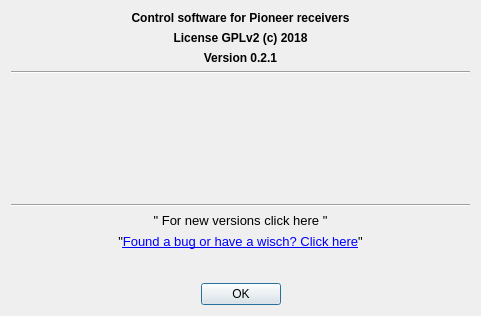
Old version of the form src/aboutdialog.ui in the repository AceOfSnakes/AvrPioRemote.
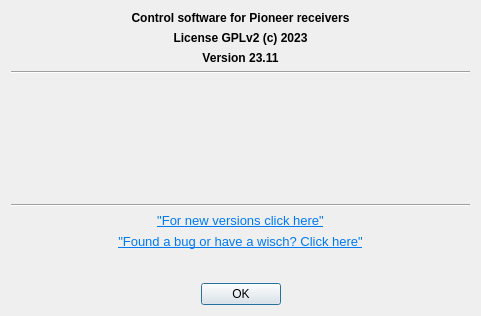
New version of the form.

Commit message: prepare for release

```diff
--- a/src/aboutdialog.ui
+++ b/src/aboutdialog.ui
@@ -52,12 +52,11 @@
     <widget class="QLabel" name="label_2">
      <property name="font">
       <font>
-       <weight>75</weight>
        <bold>true</bold>
       </font>
      </property>
      <property name="text">
-      <string>License GPLv2 (c) 2018</string>
+      <string>License GPLv2 (c) 2023</string>
      </property>
      <property name="alignment">
       <set>Qt::AlignCenter</set>
@@ -68,12 +67,11 @@
     <widget class="QLabel" name="label_3">
      <property name="font">
       <font>
-       <weight>75</weight>
        <bold>true</bold>
       </font>
      </property>
      <property name="text">
-      <string>Version 0.2.1</string>
+      <string>Version 23.11</string>
      </property>
      <property name="alignment">
       <set>Qt::AlignCenter</set>
@@ -201,7 +199,14 @@
       </font>
      </property>
      <property name="text">
-      <string>&lt;html&gt;&lt;head/&gt;&lt;body&gt;&lt;p&gt;&amp;quot;&lt;a href=&quot;https://sourceforge.net/projects/avrpioremote/?source=navbar&quot;&gt;&lt;span style=&quot; text-decoration: underline; color:#0000ff;&quot;&gt;For new versions click here&lt;/span&gt;&lt;/a&gt;&amp;quot;&lt;/p&gt;&lt;/body&gt;&lt;/html&gt;</string>
+      <string>&lt;!DOCTYPE HTML PUBLIC &quot;-//W3C//DTD HTML 4.0//EN&quot; &quot;http://www.w3.org/TR/REC-html40/strict.dtd&quot;&gt;
+&lt;html&gt;&lt;head&gt;&lt;meta name=&quot;qrichtext&quot; content=&quot;1&quot; /&gt;&lt;meta charset=&quot;utf-8&quot; /&gt;&lt;style type=&quot;text/css&quot;&gt;
+p, li { white-space: pre-wrap; }
+hr { height: 1px; border-width: 0; }
+li.unchecked::marker { content: &quot;\2610&quot;; }
+li.checked::marker { content: &quot;\2612&quot;; }
+&lt;/style&gt;&lt;/head&gt;&lt;body style=&quot; font-family:'Segoe UI'; font-size:10pt; font-weight:400; font-style:normal;&quot;&gt;
+&lt;p style=&quot; margin-top:12px; margin-bottom:12px; margin-left:0px; margin-right:0px; -qt-block-indent:0; text-indent:0px;&quot;&gt;&lt;a href=&quot;https://github.com/AceOfSnakes/AvrPioRemote/releases&quot;&gt;&lt;span style=&quot; text-decoration: underline; color:#007af4;&quot;&gt;&amp;quot;For new versions click here&amp;quot;&lt;/span&gt;&lt;/a&gt;&lt;/p&gt;&lt;/body&gt;&lt;/html&gt;</string>
      </property>
      <property name="textFormat">
       <enum>Qt::RichText</enum>
@@ -225,7 +230,14 @@
       </font>
      </property>
      <property name="text">
-      <string>&lt;html&gt;&lt;head/&gt;&lt;body&gt;&lt;p&gt;&amp;quot;&lt;a href=&quot;http://www.hifi-forum.de/index.php?action=browseT&amp;amp;forum_id=273&amp;amp;thread=2280&quot;&gt;&lt;span style=&quot; text-decoration: underline; color:#0000ff;&quot;&gt;Found a bug or have a wisch? Click here&lt;/span&gt;&lt;/a&gt;&amp;quot;&lt;/p&gt;&lt;/body&gt;&lt;/html&gt;</string>
+      <string>&lt;!DOCTYPE HTML PUBLIC &quot;-//W3C//DTD HTML 4.0//EN&quot; &quot;http://www.w3.org/TR/REC-html40/strict.dtd&quot;&gt;
+&lt;html&gt;&lt;head&gt;&lt;meta name=&quot;qrichtext&quot; content=&quot;1&quot; /&gt;&lt;meta charset=&quot;utf-8&quot; /&gt;&lt;style type=&quot;text/css&quot;&gt;
+p, li { white-space: pre-wrap; }
+hr { height: 1px; border-width: 0; }
+li.unchecked::marker { content: &quot;\2610&quot;; }
+li.checked::marker { content: &quot;\2612&quot;; }
+&lt;/style&gt;&lt;/head&gt;&lt;body style=&quot; font-family:'Segoe UI'; font-size:10pt; font-weight:400; font-style:normal;&quot;&gt;
+&lt;p style=&quot; margin-top:12px; margin-bottom:12px; margin-left:0px; margin-right:0px; -qt-block-indent:0; text-indent:0px;&quot;&gt;&lt;a href=&quot;https://github.com/AceOfSnakes/AvrPioRemote/issues&quot;&gt;&lt;span style=&quot; text-decoration: underline; color:#007af4;&quot;&gt;&amp;quot;Found a bug or have a wisch? Click here&amp;quot;&lt;/span&gt;&lt;/a&gt;&lt;/p&gt;&lt;/body&gt;&lt;/html&gt;</string>
      </property>
      <property name="textFormat">
       <enum>Qt::RichText</enum>
```
Left out of the diff: 3 changed lines with no effect on the pictures. The commit also changes 1 other file.
